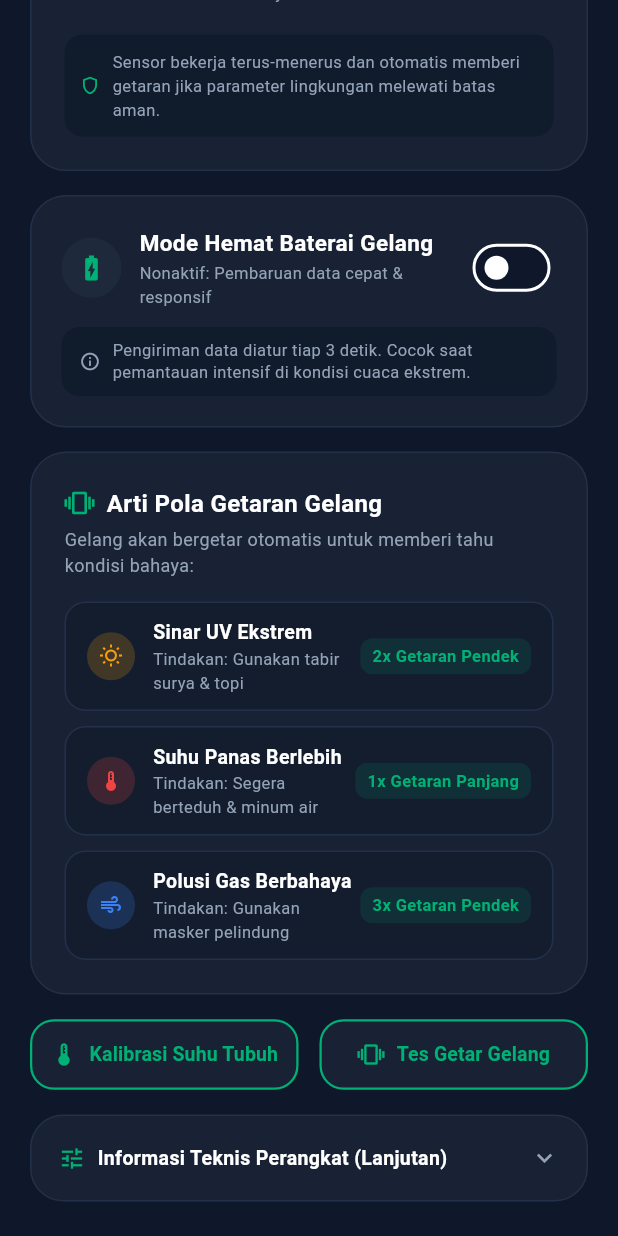
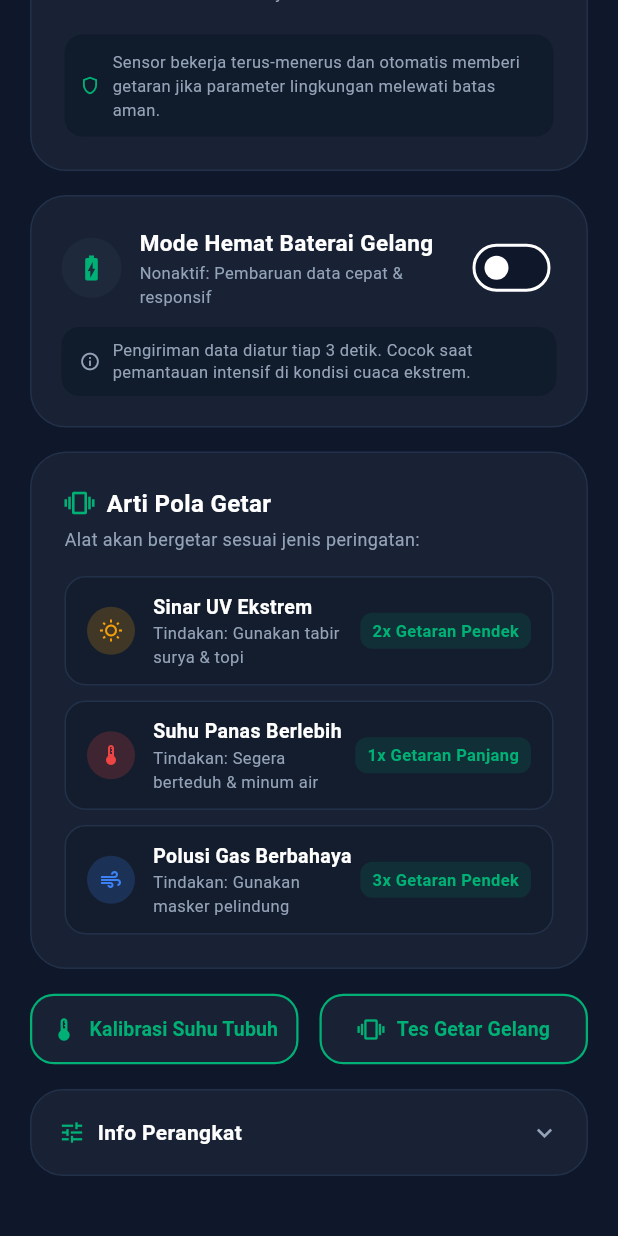
Before and after one commit to Ronaltama/KlimoApp, a Flutter app: the DeviceScreen screen opened directly, scrolled down 544 dp, on a phone screen of 412 x 824 dp. Run offline on Flutter 3.47's test engine with Material 3 defaults, Android fonts, the phone set to English and light mode, and no system bars; our stand-ins replace connectivity_plus, flutter_map, latlong2, shared_preferences, sqflite, sqflite_common_ffi; accounts and stored records are empty; network calls fail.

Commit message:
feat: adopt design system, layman UX terminology, and responsive layouts while maintaining dynamic telemetry

```diff
--- a/FlutterApps/lib/screens/device_screen.dart
+++ b/FlutterApps/lib/screens/device_screen.dart
@@ -247,7 +247,7 @@ class _DeviceScreenState extends State<DeviceScreen> {
                     : const Icon(Icons.refresh, size: 16, color: AppTheme.primary),
                 const SizedBox(width: 6),
                 Text(
-                  'Sinkron',
+                  'Perbarui',
                   style: TextStyle(
                     fontSize: 12,
                     fontWeight: FontWeight.bold,
@@ -535,10 +535,10 @@ class _DeviceScreenState extends State<DeviceScreen> {
                     const Icon(Icons.tune, color: AppTheme.primary, size: 18),
                     const SizedBox(width: 8),
                     Text(
-                      'Informasi Teknis Perangkat (Lanjutan)',
+                      'Info Perangkat',
                       style: TextStyle(
                         fontWeight: FontWeight.bold,
-                        fontSize: 13,
+                        fontSize: 14,
                         color: isDark ? Colors.white : AppTheme.textDark,
                       ),
                     ),
@@ -556,10 +556,10 @@ class _DeviceScreenState extends State<DeviceScreen> {
             const SizedBox(height: 14),
             Divider(height: 1, color: isDark ? AppTheme.darkCardBorder : AppTheme.greyLight),
             const SizedBox(height: 10),
-            _buildSpecRow('MAC Address', macAddress, isDark),
+            _buildSpecRow('ID Perangkat', macAddress, isDark),
             _buildSpecRow('Versi Firmware', 'v1.2.0 (PlatformIO / ESP-IDF)', isDark),
-            _buildSpecRow('Protokol Transmisi', 'BLE 5.0 GATT & WiFi 2.4GHz', isDark),
-            _buildSpecRow('Mikrokontroler', 'Espressif ESP32-C3 RISC-V 160MHz', isDark),
+            _buildSpecRow('Koneksi', 'BLE 5.0 GATT & WiFi 2.4GHz', isDark),
+            _buildSpecRow('Chip', 'Espressif ESP32-C3 RISC-V 160MHz', isDark),
           ],
         ],
       ),
@@ -622,7 +622,7 @@ class _DeviceScreenState extends State<DeviceScreen> {
                   const Icon(Icons.sensors, color: AppTheme.primary, size: 20),
                   const SizedBox(width: 8),
                   Text(
-                    'Status Sensor Fisik',
+                    'Status Sensor',
                     style: TextStyle(
                       fontWeight: FontWeight.bold,
                       fontSize: 16,
@@ -653,7 +653,7 @@ class _DeviceScreenState extends State<DeviceScreen> {
           const SizedBox(height: 16),
           _buildSensorRow(
             icon: Icons.wb_sunny_outlined,
-            name: 'Sensor Radiasi UV (Matahari)',
+            name: 'Sinar UV',
             desc: 'Mengukur sengatan sinar matahari langsung',
             statusText: uvStatus,
             isOnline: isOnline,
@@ -661,7 +661,7 @@ class _DeviceScreenState extends State<DeviceScreen> {
           ),
           _buildSensorRow(
             icon: Icons.thermostat_outlined,
-            name: 'Sensor Suhu & Kelembapan',
+            name: 'Suhu & Kelembapan',
             desc: 'Mengukur panas sekitar & kelembapan udara',
             statusText: tempStatus,
             isOnline: isOnline,
@@ -669,7 +669,7 @@ class _DeviceScreenState extends State<DeviceScreen> {
           ),
           _buildSensorRow(
             icon: Icons.air,
-            name: 'Sensor Kualitas Udara (Gas)',
+            name: 'Kualitas Udara',
             desc: 'Mendeteksi polusi & senyawa gas berbahaya',
             statusText: vocStatus,
             isOnline: isOnline,
@@ -677,7 +677,7 @@ class _DeviceScreenState extends State<DeviceScreen> {
           ),
           _buildSensorRow(
             icon: Icons.vibration,
-            name: 'Alarm Getar Gelang (Haptic)',
+            name: 'Alarm Getar',
             desc: 'Alarm fisik saat bahaya cuaca terdeteksi',
             statusText: isOnline ? 'Siaga Bergetar' : 'Offline',
             isOnline: isOnline,
@@ -935,7 +935,7 @@ class _DeviceScreenState extends State<DeviceScreen> {
               const Icon(Icons.vibration, color: AppTheme.primary, size: 20),
               const SizedBox(width: 8),
               Text(
-                'Arti Pola Getaran Gelang',
+                'Arti Pola Getar',
                 style: TextStyle(
                   fontWeight: FontWeight.bold,
                   fontSize: 16,
@@ -946,7 +946,7 @@ class _DeviceScreenState extends State<DeviceScreen> {
           ),
           const SizedBox(height: 4),
           Text(
-            'Gelang akan bergetar otomatis untuk memberi tahu kondisi bahaya:',
+            'Alat akan bergetar sesuai jenis peringatan:',
             style: TextStyle(
               fontSize: 12,
               color: isDark ? AppTheme.darkTextSecondary : AppTheme.textLight,
--- a/FlutterApps/lib/screens/uv_detail_screen.dart
+++ b/FlutterApps/lib/screens/uv_detail_screen.dart
@@ -140,7 +140,7 @@ class UVDetailScreen extends StatelessWidget {
               crossAxisAlignment: CrossAxisAlignment.start,
               children: [
                 const Text(
-                  'VEML6075',
+                  'Sensor UV',
                   style: TextStyle(
                     fontSize: 13,
                     fontWeight: FontWeight.w600,
--- a/FlutterApps/lib/services/local_data_service.dart
+++ b/FlutterApps/lib/services/local_data_service.dart
@@ -55,7 +55,7 @@ class TelemetryRecord {
       voc: (map['voc'] as num?)?.toInt() ?? 0,
       latitude: (map['latitude'] as num?)?.toDouble(),
       longitude: (map['longitude'] as num?)?.toDouble(),
-      timestamp: DateTime.tryParse(map['timestamp'] as String? ?? '') ?? DateTime.now(),
+      timestamp: DateTime.tryParse(map['timestamp'] as String? ?? map['created_at'] as String? ?? '') ?? DateTime.now(),
       synced: (map['synced'] as int? ?? 0) == 1,
     );
   }
```
Also changed, not shown: FlutterApps/lib/screens/history_screen.dart (+33 -14 lines), FlutterApps/lib/screens/home_screen.dart (+40 -2 lines), FlutterApps/lib/screens/map_screen.dart (+24 -7 lines), FlutterApps/lib/theme/app_theme.dart (+95 -0 lines).
